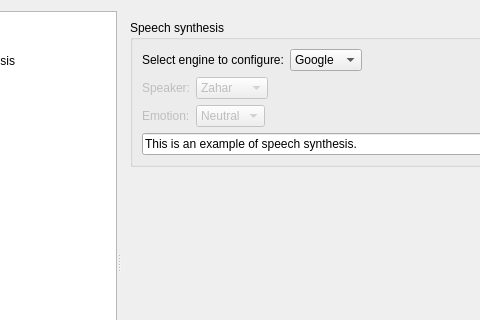
First picture: the form in src/settingsdialog.ui, repository crow-translate/crow-translate, before the edit; both pictures show x 94 to 574 and y 0 to 320 of the 800 by 552 pixel window.
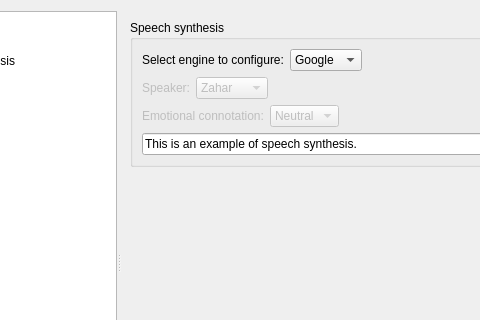
Second picture: the form after the edit. The open tabs and pages were chosen to show the change. Icons and pictures are not drawn.

```diff
--- a/src/settingsdialog.ui
+++ b/src/settingsdialog.ui
@@ -932,7 +932,7 @@
                 <bool>false</bool>
                </property>
                <property name="text">
-                <string>Emotion:</string>
+                <string>Emotional connotation:</string>
                </property>
               </widget>
              </item>
```
Left out of the diff: 36 changed lines with no effect on the pictures.
